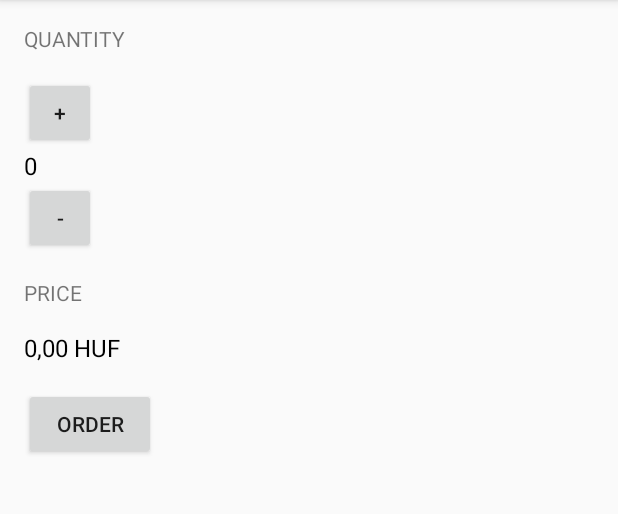
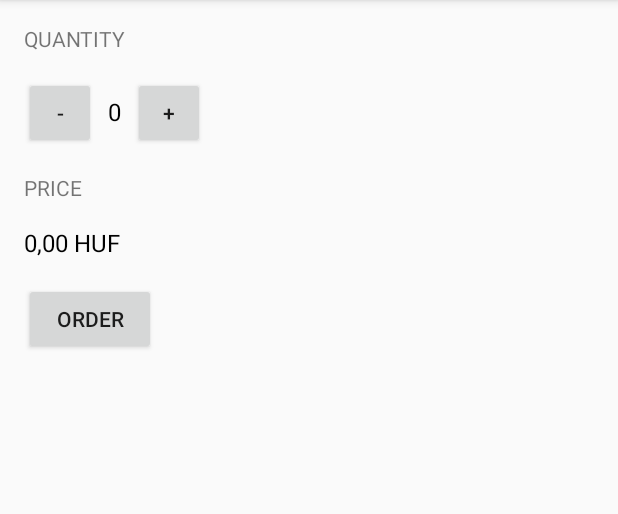
Before and after one commit to multiversetheorie/JustJavaNew, an Android app: the screen it shows after launch (MainActivity), on a phone screen of 412 x 824 dp, the part 84-598 px from its top. Run offline under Robolectric (Android 15) with nearby library versions, the phone set to English and light mode, and no system bars.

Commit message:
Rearranged "-" and "+" buttons, using a nested Linear Layout.

```diff
--- a/app/src/main/res/layout/activity_main.xml
+++ b/app/src/main/res/layout/activity_main.xml
@@ -1,61 +1,70 @@
 <?xml version="1.0" encoding="utf-8"?>
-<LinearLayout
-    xmlns:android="http://schemas.android.com/apk/res/android"
+<LinearLayout xmlns:android="http://schemas.android.com/apk/res/android"
     xmlns:tools="http://schemas.android.com/tools"
     android:layout_width="match_parent"
     android:layout_height="match_parent"
+    android:layout_margin="16dp"
     android:orientation="vertical"
-    android:layout_margin="16dp"
     tools:context=".MainActivity">
 
     <TextView
         android:layout_width="wrap_content"
         android:layout_height="wrap_content"
-        android:textAllCaps="true"
         android:layout_marginBottom="16dp"
-        android:text="Quantity" />
+        android:text="Quantity"
+        android:textAllCaps="true" />
+
+    <LinearLayout
+        android:layout_width="match_parent"
+        android:layout_height="wrap_content"
+        android:orientation="horizontal">
 
         <Button
             android:layout_width="48dp"
             android:layout_height="48dp"
-        android:text="+"
-        android:onClick="increment"/>
+            android:onClick="decrement"
+            android:text="-" />
 
         <TextView
             android:id="@+id/quantity_text_view"
             android:layout_width="wrap_content"
             android:layout_height="wrap_content"
-        android:textSize="16sp"
+            android:layout_marginRight="8dp"
+            android:layout_marginLeft="8dp"
+            android:text="0"
             android:textColor="@android:color/black"
-        android:text="0" />
+            android:textSize="16sp" />
 
         <Button
             android:layout_width="48dp"
             android:layout_height="48dp"
-        android:text="-"
-        android:onClick="decrement"/>
+            android:onClick="increment"
+            android:text="+" />
+
+    </LinearLayout>
+
 
     <TextView
         android:layout_width="wrap_content"
         android:layout_height="wrap_content"
-        android:textAllCaps="true"
         android:layout_marginBottom="16dp"
         android:layout_marginTop="16dp"
-        android:text="Price" />
+        android:text="Price"
+        android:textAllCaps="true" />
 
     <TextView
         android:id="@+id/price_text_view"
         android:layout_width="wrap_content"
         android:layout_height="wrap_content"
-        android:textSize="16sp"
+        android:text="0,00 HUF"
         android:textColor="@android:color/black"
-        android:text="0,00 HUF" />
+        android:textSize="16sp" />
 
     <Button
         android:layout_width="wrap_content"
         android:layout_height="wrap_content"
         android:layout_marginTop="16dp"
-        android:text="Order"
-        android:onClick="submitOrder"/>
+        android:onClick="submitOrder"
+        android:text="Order" />
 
 </LinearLayout>
```
Lines whose indentation alone changed are shown as unchanged.
